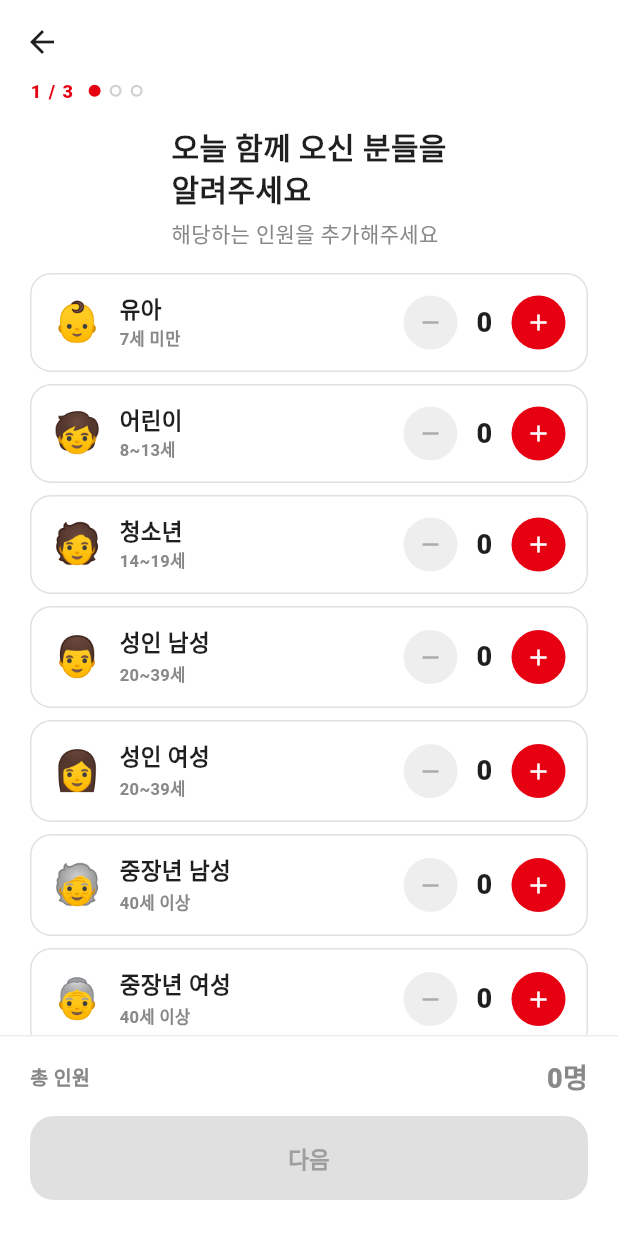
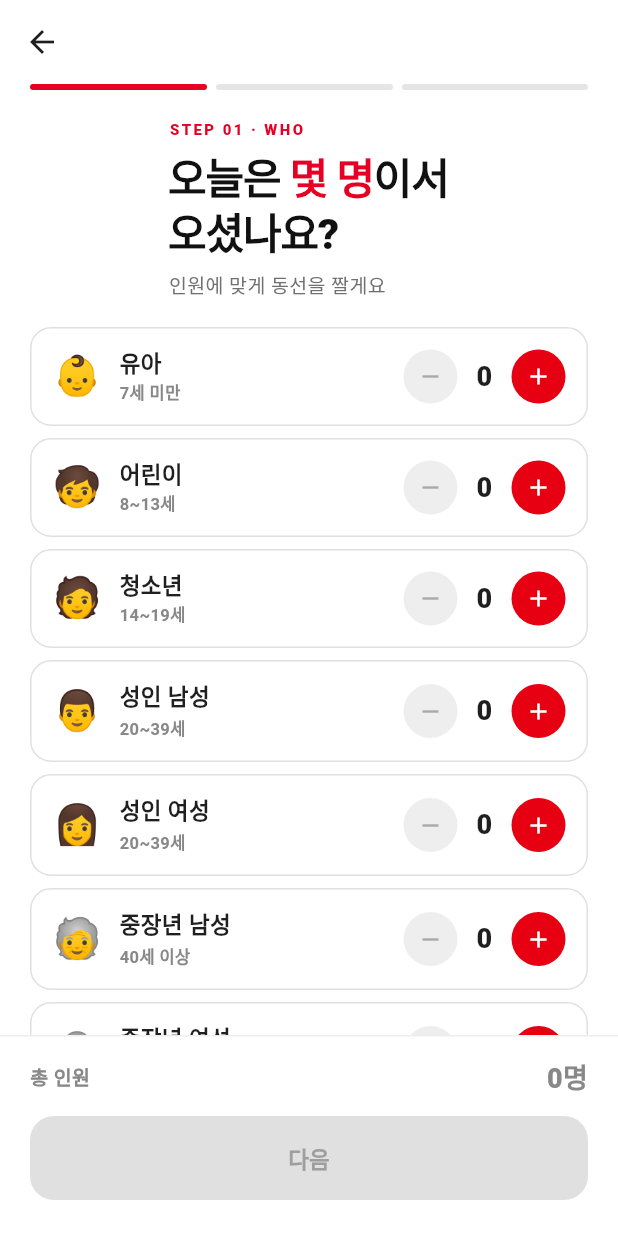
Before and after one commit to 202001381/retrace, a Flutter app: the screen it shows after launch, swiped to page 5, on a phone screen of 412 x 824 dp. Run offline on Flutter 3.47's test engine with Material 3 defaults, Android fonts, the phone set to English and light mode, and no system bars; our stand-ins replace cloud_firestore, firebase_core, flutter_map, geolocator, image_picker, latlong2 and 1 more; accounts and stored records are empty; Roboto replaces fonts that are missing (Pretendard).

Commit message:
v3 redesign — onboarding survey typography + map stamp markers
Onboarding
- 3-segment progress bar (red filled / ink200 idle) replaces dot row
- Members survey + single-choice survey: red STEP 0X eyebrow,
  28px black headline w/ red emphasis word, ink500 subtitle

Map
- Attraction markers now use Stamp primitive (2~3 char code + tone)
  derived from name & category instead of emoji-in-circle
- Order-badge overlay (black circle, white number, top-right) preserved
  for route mode

```diff
--- a/lib/screens/onboarding_screen.dart
+++ b/lib/screens/onboarding_screen.dart
@@ -812,21 +812,37 @@ class _MembersSurveyPage extends StatelessWidget {
       children: [
         _OnboardingTopBar(showBack: true, onBack: onBack, onSkip: null, darkMode: false),
         _SurveyProgress(current: 1, total: 3),
-        const SizedBox(height: 16),
+        const SizedBox(height: 22),
         const Padding(
-          padding: EdgeInsets.symmetric(horizontal: 20),
+          padding: EdgeInsets.symmetric(horizontal: 22),
           child: Column(
             crossAxisAlignment: CrossAxisAlignment.start,
             children: [
-              Text('오늘 함께 오신 분들을\n알려주세요',
-                  style: TextStyle(color: _kText, fontSize: 20, fontWeight: FontWeight.w900, height: 1.3)),
+              Eyebrow('STEP 01 · WHO', color: AppColors.red),
+              SizedBox(height: 8),
+              Text.rich(
+                TextSpan(
+                  style: TextStyle(
+                    color: AppColors.ink900,
+                    fontSize: 28,
+                    fontWeight: FontWeight.w900,
+                    height: 1.25,
+                    letterSpacing: -0.8,
+                  ),
+                  children: [
+                    TextSpan(text: '오늘은 '),
+                    TextSpan(text: '몇 명', style: TextStyle(color: AppColors.red)),
+                    TextSpan(text: '이서\n오셨나요?'),
+                  ],
+                ),
+              ),
               SizedBox(height: 6),
-              Text('해당하는 인원을 추가해주세요',
-                  style: TextStyle(color: _kMuted, fontSize: 14)),
+              Text('인원에 맞게 동선을 짤게요',
+                  style: TextStyle(color: AppColors.ink500, fontSize: 13, fontWeight: FontWeight.w500)),
             ],
           ),
         ),
-        const SizedBox(height: 16),
+        const SizedBox(height: 18),
         Expanded(
           child: ListView.separated(
             padding: const EdgeInsets.symmetric(horizontal: 20),
@@ -993,16 +1009,37 @@ class _SingleChoiceSurveyPage extends StatelessWidget {
       children: [
         _OnboardingTopBar(showBack: true, onBack: onBack, onSkip: null, darkMode: false),
         _SurveyProgress(current: progress, total: 3),
-        const SizedBox(height: 16),
+        const SizedBox(height: 22),
         Padding(
-          padding: const EdgeInsets.symmetric(horizontal: 20),
-          child: SizedBox(
-            width: double.infinity,
-            child: Text(title,
-                style: const TextStyle(color: _kText, fontSize: 20, fontWeight: FontWeight.w900, height: 1.3)),
+          padding: const EdgeInsets.symmetric(horizontal: 22),
+          child: Column(
+            crossAxisAlignment: CrossAxisAlignment.start,
+            children: [
+              Eyebrow(
+                progress == 2 ? 'STEP 02 · MOOD' : 'STEP 03 · PURPOSE',
+                color: AppColors.red,
+              ),
+              const SizedBox(height: 8),
+              SizedBox(
+                width: double.infinity,
+                child: Text(
+                  title,
+                  style: const TextStyle(
+                    color: AppColors.ink900,
+                    fontSize: 28,
+                    fontWeight: FontWeight.w900,
+                    height: 1.25,
+                    letterSpacing: -0.8,
+                  ),
+                ),
+              ),
+              const SizedBox(height: 6),
+              const Text('최대한 정확히 골라주세요',
+                  style: TextStyle(color: AppColors.ink500, fontSize: 13, fontWeight: FontWeight.w500)),
+            ],
           ),
         ),
-        const SizedBox(height: 16),
+        const SizedBox(height: 18),
         Expanded(
           child: ListView.separated(
             padding: const EdgeInsets.symmetric(horizontal: 20),
@@ -1103,6 +1140,7 @@ class _OnboardingTopBar extends StatelessWidget {
   }
 }
 
+/// v3 progress bar — N개 segment, 채워진 건 빨강·미완은 옅은 라인.
 class _SurveyProgress extends StatelessWidget {
   final int current;
   final int total;
@@ -1111,27 +1149,23 @@ class _SurveyProgress extends StatelessWidget {
   @override
   Widget build(BuildContext context) {
     return Padding(
-      padding: const EdgeInsets.symmetric(horizontal: 20),
+      padding: const EdgeInsets.fromLTRB(20, 4, 20, 0),
       child: Row(
-        children: [
-          Text('$current / $total',
-              style: const TextStyle(color: _kAccent, fontSize: 12, fontWeight: FontWeight.w900, letterSpacing: 1)),
-          const SizedBox(width: 10),
-          ...List.generate(total, (i) {
-            final on = i < current;
-            return Padding(
-              padding: const EdgeInsets.only(right: 6),
+        children: List.generate(total, (i) {
+          final on = i < current;
+          return Expanded(
+            child: Padding(
+              padding: EdgeInsets.only(right: i == total - 1 ? 0 : 6),
               child: Container(
-                width: 8, height: 8,
+                height: 4,
                 decoration: BoxDecoration(
-                  color: on ? _kAccent : Colors.transparent,
-                  shape: BoxShape.circle,
-                  border: Border.all(color: on ? _kAccent : const Color(0xFFD0D0D0), width: 1.5),
+                  color: on ? AppColors.red : AppColors.ink200,
+                  borderRadius: BorderRadius.circular(99),
                 ),
               ),
-            );
-          }),
-        ],
+            ),
+          );
+        }),
       ),
     );
   }
```
Also changed, not shown: lib/screens/map_screen.dart (+13 -9 lines).
